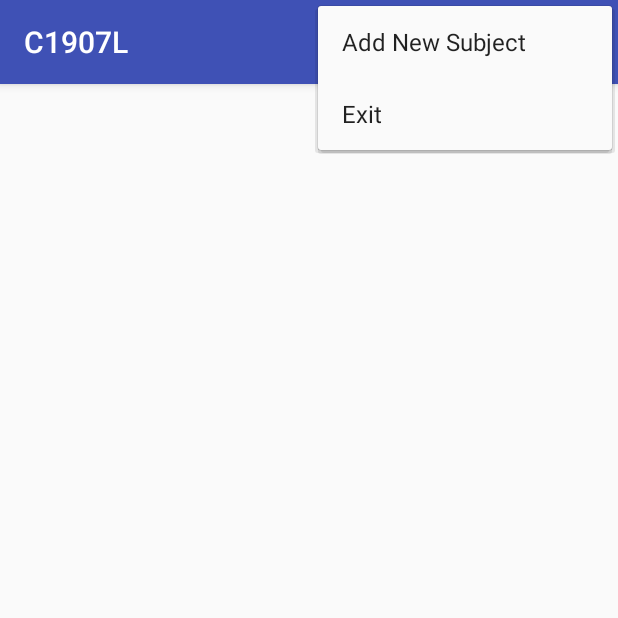
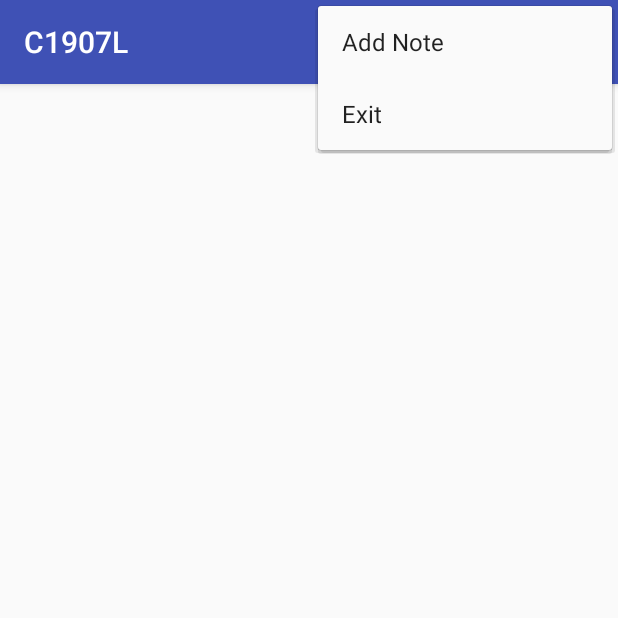
Before and after one commit to tranvandiep/C1907L-AAHN-Android, an Android app: the screen it shows after launch (DBFoodActivity2 before the commit, NoteActivity after it), with the options menu open, on a phone screen of 412 x 824 dp, the top half of it. Run offline under Robolectric (Android 15) with nearby library versions, the phone set to English and light mode, and no system bars.

Commit message:
add source code - lession

```diff
--- /dev/null
+++ b/app/src/main/java/com/gokisoft/c1907l/adapter/NoteAdapter.java
@@ -0,0 +1,52 @@
+package com.gokisoft.c1907l.adapter;
+
+import android.app.Activity;
+import android.content.Context;
+import android.database.Cursor;
+import android.view.View;
+import android.view.ViewGroup;
+import android.widget.CursorAdapter;
+import android.widget.LinearLayout;
+import android.widget.TextView;
+
+import com.gokisoft.c1907l.R;
+import com.gokisoft.c1907l.models.Note;
+import com.gokisoft.c1907l.modify.NoteModify;
+
+/**
+ * Created by Diep.Tran on 7/26/21.
+ */
+
+public class NoteAdapter extends CursorAdapter{
+    Activity activity;
+
+    public NoteAdapter(Activity context, Cursor c) {
+        super(context, c);
+        this.activity = context;
+    }
+
+    @Override
+    public View newView(Context context, Cursor cursor, ViewGroup parent) {
+        View view = activity.getLayoutInflater().inflate(R.layout.list_item, null);
+
+        return view;
+    }
+
+    @Override
+    public void bindView(View view, Context context, Cursor cursor) {
+        LinearLayout quantrongView = view.findViewById(R.id.li_quantrong);
+        TextView noidungView = view.findViewById(R.id.li_noidung);
+        TextView ngaytaoView = view.findViewById(R.id.li_ngaytao);
+
+        Note note = NoteModify.find(cursor);
+
+        if(note.isQuantrong()) {
+            quantrongView.setBackgroundResource(R.color.colorImportant);
+        } else {
+            quantrongView.setBackgroundResource(R.color.colorNormal);
+        }
+
+        noidungView.setText(note.getNoidung());
+        ngaytaoView.setText(note.getStrDate());
+    }
+}
--- /dev/null
+++ b/app/src/main/java/com/gokisoft/c1907l/db/DBHelper2.java
@@ -0,0 +1,43 @@
+package com.gokisoft.c1907l.db;
+
+import android.content.Context;
+import android.database.sqlite.SQLiteDatabase;
+import android.database.sqlite.SQLiteOpenHelper;
+import android.util.Log;
+
+import com.gokisoft.c1907l.modify.NoteModify;
+
+/**
+ * Created by Diep.Tran on 7/26/21.
+ */
+
+public class DBHelper2 extends SQLiteOpenHelper{
+    static final String DB_NAME = "NoteApp";
+    static final int VERSION = 1;
+
+    static DBHelper2 instance = null;
+
+    private DBHelper2(Context context) {
+        super(context, DB_NAME, null, VERSION);
+    }
+
+    public synchronized static DBHelper2 getInstance(Context context) {
+        if(instance == null) {
+            instance = new DBHelper2(context);
+        }
+        return instance;
+    }
+
+    @Override
+    public void onCreate(SQLiteDatabase db) {
+        //Ham nay chi goi 1 lan duy nhat -> khi database chua khoi tao.
+        //Tao database -> table -> Foods -> Version 1
+        db.execSQL(NoteModify.TABLE_NOTE);
+        Log.d(DBHelper2.class.getName(), "Create food table is success!!!");
+    }
+
+    @Override
+    public void onUpgrade(SQLiteDatabase db, int oldVersion, int newVersion) {
+        //Chi goi 1 lan khi co su thay doi phien ban cua Database
+    }
+}
--- /dev/null
+++ b/app/src/main/res/layout/activity_note.xml
@@ -0,0 +1,15 @@
+<?xml version="1.0" encoding="utf-8"?>
+<LinearLayout xmlns:android="http://schemas.android.com/apk/res/android"
+    xmlns:app="http://schemas.android.com/apk/res-auto"
+    xmlns:tools="http://schemas.android.com/tools"
+    android:layout_width="match_parent"
+    android:layout_height="match_parent"
+    android:orientation="vertical"
+    android:padding="5dp"
+    tools:context="com.gokisoft.c1907l.NoteActivity">
+
+    <ListView
+        android:id="@+id/an_listview"
+        android:layout_width="match_parent"
+        android:layout_height="match_parent" />
+</LinearLayout>
--- /dev/null
+++ b/app/src/main/res/menu/note_menu.xml
@@ -0,0 +1,11 @@
+<?xml version="1.0" encoding="utf-8"?>
+
+<menu xmlns:app="http://schemas.android.com/apk/res-auto"
+    xmlns:android="http://schemas.android.com/apk/res/android">
+    <item android:id="@+id/menu_add_note"
+        android:title="Add Note"
+        android:showAsAction="never" />
+    <item android:id="@+id/menu_exit"
+        android:title="Exit"
+        android:showAsAction="never" />
+</menu>
--- /dev/null
+++ b/app/src/main/res/menu/note_menu_context.xml
@@ -0,0 +1,11 @@
+<?xml version="1.0" encoding="utf-8"?>
+
+<menu xmlns:app="http://schemas.android.com/apk/res-auto"
+    xmlns:android="http://schemas.android.com/apk/res/android">
+    <item android:id="@+id/menu_edit_note"
+        android:title="Edit Note"
+        android:showAsAction="never" />
+    <item android:id="@+id/menu_remove_note"
+        android:title="Remove Note"
+        android:showAsAction="never" />
+</menu>
--- a/app/src/main/res/values/colors.xml
+++ b/app/src/main/res/values/colors.xml
@@ -3,4 +3,8 @@
     <color name="colorPrimary">#3F51B5</color>
     <color name="colorPrimaryDark">#303F9F</color>
     <color name="colorAccent">#FF4081</color>
+    <color name="colorImportant">#f20505</color>
+    <color name="colorNormal">#05f270</color>
+    <color name="colorNewNote">#f2e70c</color>
+    <color name="colorEditNote">#e10cf0</color>
 </resources>
```
Also changed, not shown: app/src/main/AndroidManifest.xml (+6 -6 lines), app/src/main/java/com/gokisoft/c1907l/NoteActivity.java (added, +163 -0 lines), app/src/main/java/com/gokisoft/c1907l/models/Note.java (added, +85 -0 lines), app/src/main/java/com/gokisoft/c1907l/modify/NoteModify.java (added, +90 -0 lines), app/src/main/res/layout/dialog_note.xml (added, +55 -0 lines), app/src/main/res/layout/list_item.xml (added, +31 -0 lines).
